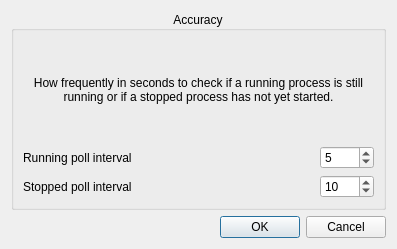
This is ui/options/options.ui in kik4444/simple-process-tracker as Qt 5 draws it before an edit. The edited form follows.
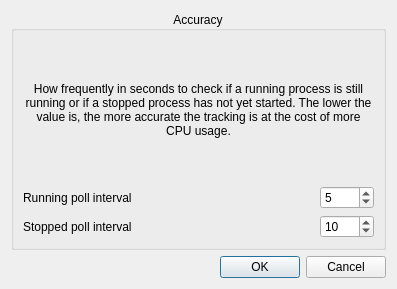
This is the edited form. Icons and pictures are not drawn.

Commit message: Implemented settings to change process polling frequency

What changed in the file:
```diff
--- a/ui/options/options.ui
+++ b/ui/options/options.ui
@@ -10,7 +10,7 @@
     <x>0</x>
     <y>0</y>
     <width>397</width>
-    <height>249</height>
+    <height>289</height>
    </rect>
   </property>
   <property name="windowTitle">
@@ -33,7 +33,7 @@
       <item>
        <widget class="QLabel" name="label_3">
         <property name="text">
-         <string>How frequently in seconds to check if a running process is still running or if a stopped process has not yet started.</string>
+         <string>How frequently in seconds to check if a running process is still running or if a stopped process has not yet started. The lower the value is, the more accurate the tracking is at the cost of more CPU usage.</string>
         </property>
         <property name="alignment">
          <set>Qt::AlignCenter</set>
```
The commit also changes 5 other files.
